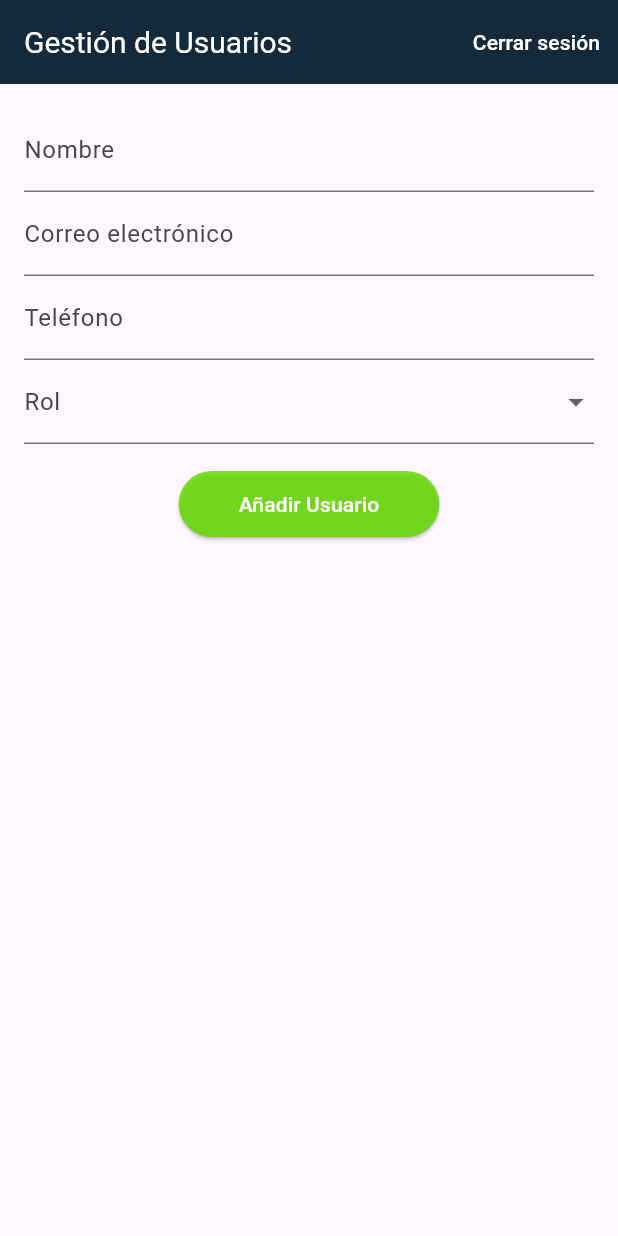
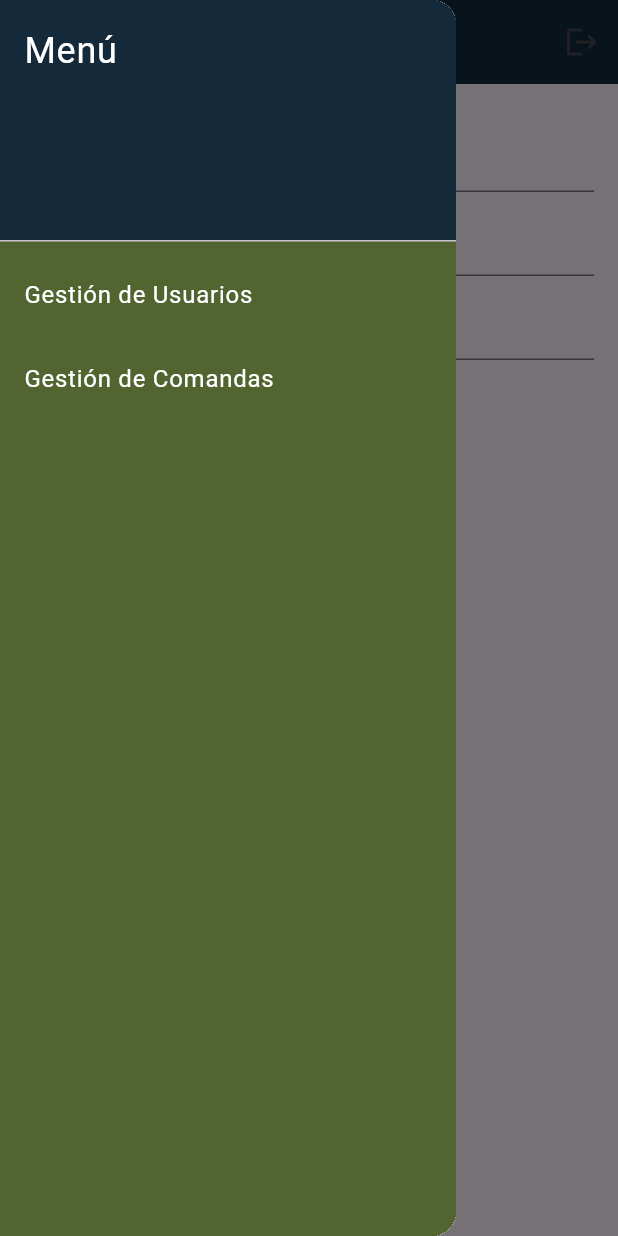
Before and after one commit to luckhazzard03/Flutter_Cheftable, a Flutter app: the screen it shows after launch, with the side drawer open (before the commit the screen has no drawer), on a phone screen of 412 x 824 dp. Run offline on Flutter 3.47's test engine with Material 3 defaults, Android fonts, the phone set to English and light mode, and no system bars; our stand-ins replace flutter_secure_storage; accounts and stored records are empty.

Commit message:
se agrega icono hamburguesa y interfaz de comanda

```diff
--- a/lib/pages/user_management_page.dart
+++ b/lib/pages/user_management_page.dart
@@ -1,6 +1,7 @@
 import 'package:flutter/material.dart';
 import '../models/user.dart'; // Ajusta la ruta según tu estructura
 import 'login_page.dart'; // Importa la página de inicio de sesión
+import 'order.dart'; // Asegúrate de importar la página de gestión de comandas
 
 class UserManagementPage extends StatefulWidget {
   const UserManagementPage({super.key});
@@ -15,7 +16,6 @@ class _UserManagementPageState extends State<UserManagementPage> {
   final _emailController = TextEditingController();
   final _phoneController = TextEditingController();
   String? _selectedRole;
-  final List<String> _roles = ['Admin', 'Cheft', 'Mesero']; // Lista de roles
   User? _editingUser;
 
   void _addUser() {
@@ -67,6 +67,13 @@ class _UserManagementPageState extends State<UserManagementPage> {
     );
   }
 
+  void _navigateToOrderManagement() {
+    Navigator.push(
+      context,
+      MaterialPageRoute(builder: (context) => const OrderManagementPage()),
+    );
+  }
+
   @override
   Widget build(BuildContext context) {
     return Scaffold(
@@ -74,19 +81,54 @@ class _UserManagementPageState extends State<UserManagementPage> {
         title: const Text('Gestión de Usuarios'),
         backgroundColor: const Color.fromARGB(255, 20, 42, 59),
         titleTextStyle: const TextStyle(
-          color: Colors.white, // Cambia el color del título aquí
-          fontSize: 20, // Puedes ajustar el tamaño de la fuente si lo deseas
+          color: Colors.white,
+          fontSize: 20,
         ),
         actions: [
-          TextButton(
+          IconButton(
+            icon: const Icon(Icons.logout),
             onPressed: _logout,
-            child: const Text(
-              'Cerrar sesión',
-              style:
-                  TextStyle(color: Colors.white), // Color del texto del botón
-            ),
           ),
         ],
+      ),
+      drawer: Drawer(
+        child: Container(
+          color: const Color.fromARGB(
+              255, 82, 100, 48), // Color verde para todo el Drawer
+          child: ListView(
+            padding: EdgeInsets.zero,
+            children: [
+              DrawerHeader(
+                decoration: BoxDecoration(
+                  color: const Color.fromARGB(
+                      255, 20, 42, 59), // Color más oscuro para el encabezado
+                ),
+                child: Text(
+                  'Menú',
+                  style: TextStyle(
+                    color: Colors.white,
+                    fontSize: 24,
+                  ),
+                ),
+              ),
+              ListTile(
+                title: Text('Gestión de Usuarios',
+                    style: TextStyle(color: Colors.white)),
+                onTap: () {
+                  Navigator.pop(context); // Cierra el menú
+                },
+              ),
+              ListTile(
+                title: Text('Gestión de Comandas',
+                    style: TextStyle(color: Colors.white)),
+                onTap: () {
+                  Navigator.pop(context); // Cierra el menú
+                  _navigateToOrderManagement();
+                },
+              ),
+            ],
+          ),
+        ),
       ),
       body: Padding(
         padding: const EdgeInsets.all(16.0),
@@ -105,33 +147,30 @@ class _UserManagementPageState extends State<UserManagementPage> {
               controller: _phoneController,
               decoration: const InputDecoration(labelText: 'Teléfono'),
             ),
-            DropdownButtonFormField<String>(
+            DropdownButton<String>(
               value: _selectedRole,
-              items: _roles.map((String role) {
-                return DropdownMenuItem<String>(
-                  value: role,
-                  child: Text(role),
-                );
-              }).toList(),
+              hint: const Text('Selecciona un rol'),
               onChanged: (String? newValue) {
                 setState(() {
                   _selectedRole = newValue;
                 });
               },
-              decoration: const InputDecoration(
-                labelText: 'Rol',
-              ),
+              items: <String>['Admin', 'Chef', 'Mesero']
+                  .map<DropdownMenuItem<String>>((String value) {
+                return DropdownMenuItem<String>(
+                  value: value,
+                  child: Text(value),
+                );
+              }).toList(),
             ),
             const SizedBox(height: 16),
             ElevatedButton(
               onPressed: _addUser,
               style: ElevatedButton.styleFrom(
-                backgroundColor: const Color.fromARGB(
-                    214, 99, 219, 0), // Color de fondo del botón
-                foregroundColor: Colors.white, // Color del texto del botón
+                backgroundColor: const Color.fromARGB(214, 99, 219, 0),
+                foregroundColor: Colors.white,
                 shape: RoundedRectangleBorder(
-                  borderRadius: BorderRadius.circular(
-                      30.0), // Bordes redondeados del botón
+                  borderRadius: BorderRadius.circular(30.0),
                 ),
                 padding: const EdgeInsets.symmetric(
                     horizontal: 40.0, vertical: 12.0),
@@ -148,8 +187,7 @@ class _UserManagementPageState extends State<UserManagementPage> {
                   final user = _users[index];
                   return ListTile(
                     title: Text(user.name),
-                    subtitle:
-                        Text('${user.email} - ${user.phone} - ${user.role}'),
+                    subtitle: Text('${user.email} - ${user.role}'),
                     trailing: Row(
                       mainAxisSize: MainAxisSize.min,
                       children: [
```
Also changed, not shown: lib/models/order.dart (+13 -10 lines), lib/pages/order.dart (added, +157 -0 lines).
